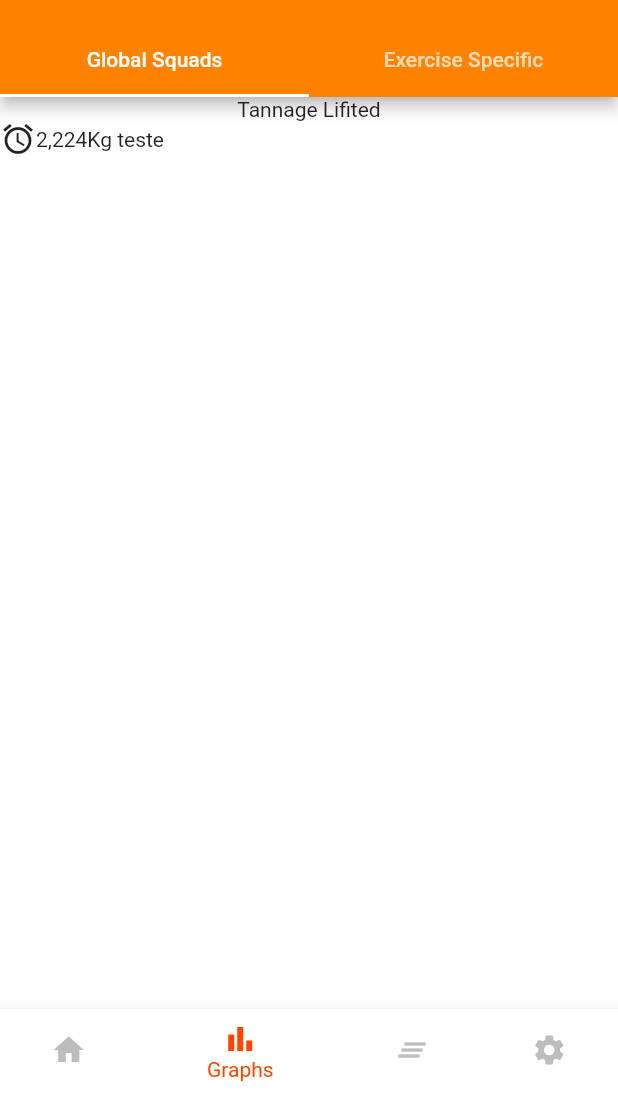
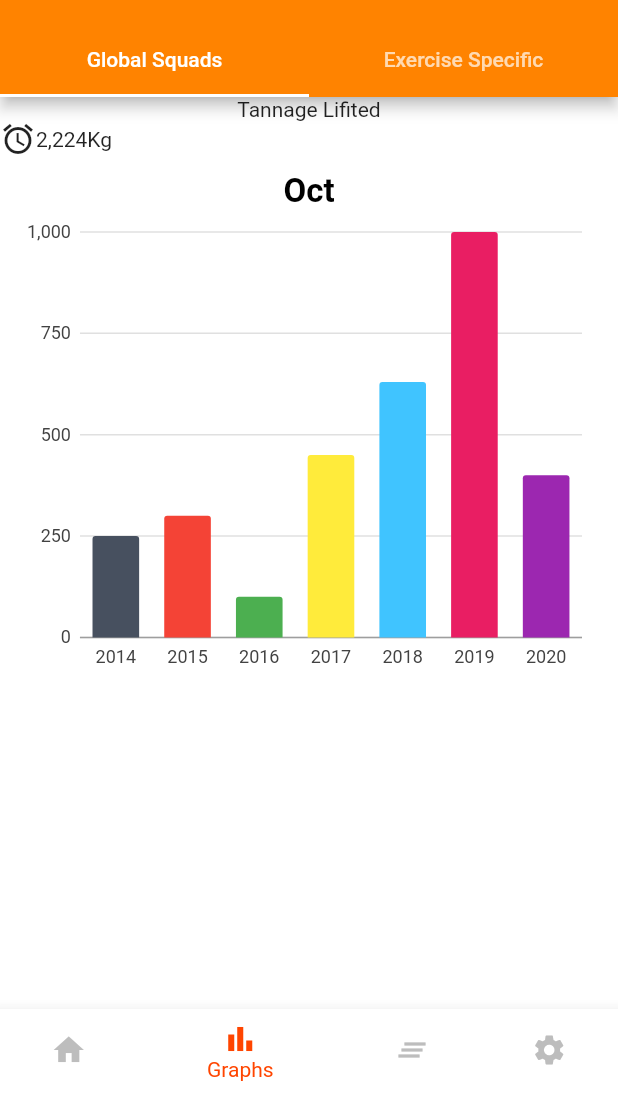
Before and after one commit to tiagoeborsanyi/gym-mobile, a Flutter app: the screen it shows after launch, item 2 of the bottom bar chosen, on a phone screen of 412 x 824 dp, the part 143-1236 px from its top. Run offline on Flutter 3.47's test engine with Material 2 defaults, Android fonts, the light colour scheme and no system bars; our stand-ins replace charts_flutter.

Commit message:
add simple graphics on barChart and globalSquads component

```diff
--- /dev/null
+++ b/lib/components/bar_chart_graph.dart
@@ -0,0 +1,77 @@
+import 'package:flutter/cupertino.dart';
+import 'package:flutter/material.dart';
+import 'package:charts_flutter/flutter.dart' as charts;
+import 'bar_model.dart';
+// import 'package:flutter_animated_bar_chart/bar_chart_model.dart';
+
+class BarChartGraph extends StatefulWidget {
+  final List<BarChartModel> data;
+
+  const BarChartGraph(this.data);
+
+  @override
+  _BarChartGraphState createState() => _BarChartGraphState();
+}
+
+class _BarChartGraphState extends State<BarChartGraph> {
+  List<BarChartModel> _barChartList;
+
+  @override
+  void initState() {
+    // TODO: implement initState
+    super.initState();
+    _barChartList = [
+      BarChartModel(month: "Oct"),
+    ];
+  }
+
+  @override
+  Widget build(BuildContext context) {
+    List<charts.Series<BarChartModel, String>> series = [
+      charts.Series(
+          id: "Financial",
+          data: widget.data,
+          domainFn: (BarChartModel series, _) => series.year,
+          measureFn: (BarChartModel series, _) => series.financial,
+          colorFn: (BarChartModel series, _) => series.color),
+    ];
+
+    return _buildFinancialList(series);
+  }
+
+  Widget _buildFinancialList(series) {
+    return _barChartList != null
+        ? ListView.separated(
+            physics: NeverScrollableScrollPhysics(),
+            separatorBuilder: (context, index) => Divider(
+              color: Colors.white,
+              height: 5,
+            ),
+            scrollDirection: Axis.vertical,
+            shrinkWrap: true,
+            itemCount: _barChartList.length,
+            itemBuilder: (BuildContext context, int index) {
+              return Container(
+                height: MediaQuery.of(context).size.height / 2.3,
+                padding: EdgeInsets.all(10),
+                child: Column(
+                  children: [
+                    Row(
+                      mainAxisAlignment: MainAxisAlignment.center,
+                      children: [
+                        Text(_barChartList[index].month,
+                            style: TextStyle(
+                                color: Colors.black,
+                                fontSize: 22,
+                                fontWeight: FontWeight.bold)),
+                      ],
+                    ),
+                    Expanded(child: charts.BarChart(series, animate: true)),
+                  ],
+                ),
+              );
+            },
+          )
+        : SizedBox();
+  }
+}
--- /dev/null
+++ b/lib/components/bar_model.dart
@@ -0,0 +1,10 @@
+import 'package:charts_flutter/flutter.dart' as charts;
+
+class BarChartModel {
+  String month;
+  String year;
+  int financial;
+  final charts.Color color;
+
+  BarChartModel({this.month, this.year, this.financial, this.color});
+}
--- a/lib/components/global_squads.dart
+++ b/lib/components/global_squads.dart
@@ -1,21 +1,70 @@
 import 'package:flutter/material.dart';
-// ignore: invalid_language_version_override
-// @dart=2.9
-// ignore: import_of_legacy_library_into_null_safe
 import 'package:charts_flutter/flutter.dart' as charts;
+import 'bar_chart_graph.dart';
+import 'bar_model.dart';
 
-class GlobalSquads extends StatelessWidget {
+class GlobalSquads extends StatefulWidget {
+  @override
+  _GlobalSquadsState createState() => _GlobalSquadsState();
+}
+
+class _GlobalSquadsState extends State<GlobalSquads> {
+  List<BarChartModel> data = [
+    BarChartModel(
+      year: "2014",
+      financial: 250,
+      color: charts.ColorUtil.fromDartColor(Color(0xFF47505F)),
+    ),
+    BarChartModel(
+      year: "2015",
+      financial: 300,
+      color: charts.ColorUtil.fromDartColor(Colors.red),
+    ),
+    BarChartModel(
+      year: "2016",
+      financial: 100,
+      color: charts.ColorUtil.fromDartColor(Colors.green),
+    ),
+    BarChartModel(
+      year: "2017",
+      financial: 450,
+      color: charts.ColorUtil.fromDartColor(Colors.yellow),
+    ),
+    BarChartModel(
+      year: "2018",
+      financial: 630,
+      color: charts.ColorUtil.fromDartColor(Colors.lightBlueAccent),
+    ),
+    BarChartModel(
+      year: "2019",
+      financial: 1000,
+      color: charts.ColorUtil.fromDartColor(Colors.pink),
+    ),
+    BarChartModel(
+      year: "2020",
+      financial: 400,
+      color: charts.ColorUtil.fromDartColor(Colors.purple),
+    ),
+  ];
+
   @override
   Widget build(BuildContext context) {
-    return Column(
+    return ListView(
       children: [
         Column(
           children: [
-            Text('Tannage Lifited'),
-            Row(
+            Column(
               children: [
-                Icon(Icons.access_alarm),
-                Text('2,224Kg teste'),
+                Text('Tannage Lifited'),
+                Row(
+                  children: [
+                    Icon(Icons.access_alarm),
+                    Text('2,224Kg'),
+                  ],
+                ),
+                Container(
+                  child: BarChartGraph(data),
+                )
               ],
             )
           ],
```
